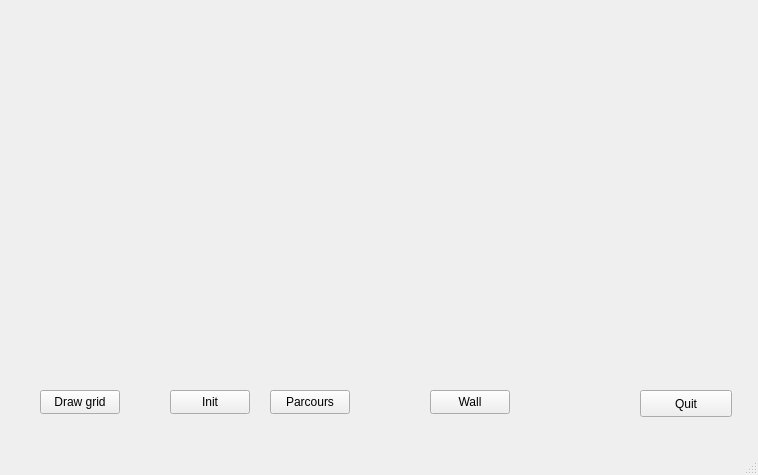
First picture: the form in Projet/src/mainwindow.ui, repository CPELyon/2122_4imi_cpp_projet-projet_delaplaine_tran, before the edit.
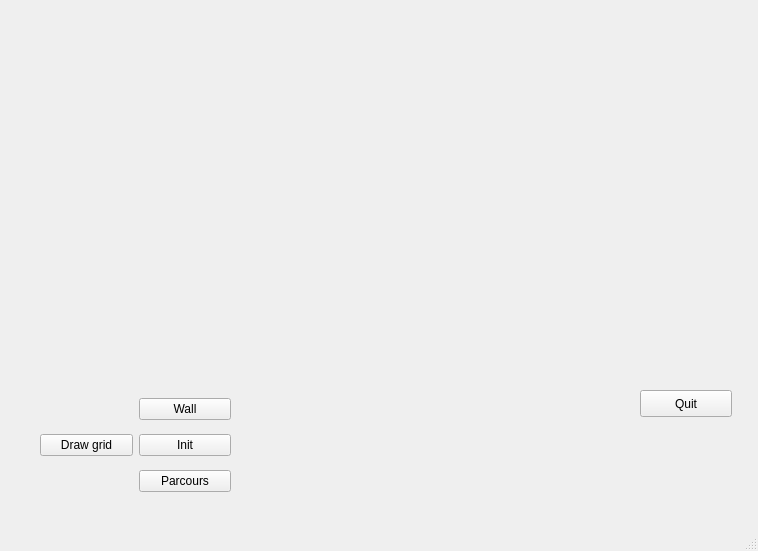
Second picture: the form after the edit.

What changed in the file:
```diff
--- a/Projet/src/mainwindow.ui
+++ b/Projet/src/mainwindow.ui
@@ -7,7 +7,7 @@
     <x>0</x>
     <y>0</y>
     <width>758</width>
-    <height>475</height>
+    <height>551</height>
    </rect>
   </property>
   <property name="windowTitle">
@@ -38,57 +38,49 @@
     </property>
     <layout class="QVBoxLayout" name="layout_scene"/>
    </widget>
-   <widget class="QPushButton" name="draw">
+   <widget class="QWidget" name="">
     <property name="geometry">
      <rect>
       <x>40</x>
       <y>390</y>
-      <width>80</width>
-      <height>24</height>
+      <width>191</width>
+      <height>111</height>
      </rect>
     </property>
-    <property name="text">
-     <string>Draw grid</string>
-    </property>
-   </widget>
-   <widget class="QPushButton" name="parcours">
-    <property name="geometry">
-     <rect>
-      <x>270</x>
-      <y>390</y>
-      <width>80</width>
-      <height>24</height>
-     </rect>
-    </property>
-    <property name="text">
-     <string>Parcours</string>
-    </property>
-   </widget>
-   <widget class="QPushButton" name="wall">
-    <property name="geometry">
-     <rect>
-      <x>430</x>
-      <y>390</y>
-      <width>80</width>
-      <height>24</height>
-     </rect>
-    </property>
-    <property name="text">
-     <string>Wall</string>
-    </property>
-   </widget>
-   <widget class="QPushButton" name="init">
-    <property name="geometry">
-     <rect>
-      <x>170</x>
-      <y>390</y>
-      <width>80</width>
-      <height>24</height>
-     </rect>
-    </property>
-    <property name="text">
-     <string>Init</string>
-    </property>
+    <layout class="QHBoxLayout" name="horizontalLayout">
+     <item>
+      <widget class="QPushButton" name="draw">
+       <property name="text">
+        <string>Draw grid</string>
+       </property>
+      </widget>
+     </item>
+     <item>
+      <layout class="QVBoxLayout" name="verticalLayout">
+       <item>
+        <widget class="QPushButton" name="wall">
+         <property name="text">
+          <string>Wall</string>
+         </property>
+        </widget>
+       </item>
+       <item>
+        <widget class="QPushButton" name="init">
+         <property name="text">
+          <string>Init</string>
+         </property>
+        </widget>
+       </item>
+       <item>
+        <widget class="QPushButton" name="parcours">
+         <property name="text">
+          <string>Parcours</string>
+         </property>
+        </widget>
+       </item>
+      </layout>
+     </item>
+    </layout>
    </widget>
   </widget>
   <widget class="QMenuBar" name="menubar">
```
Left out of the diff: 51 changed lines with no effect on the pictures.
